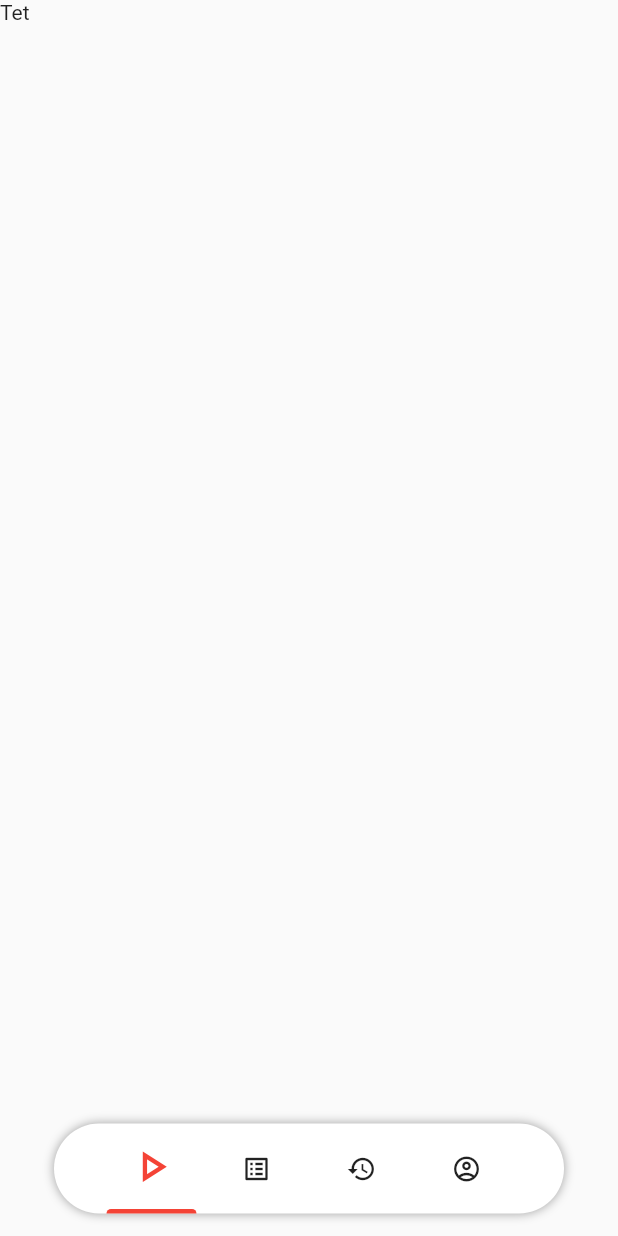
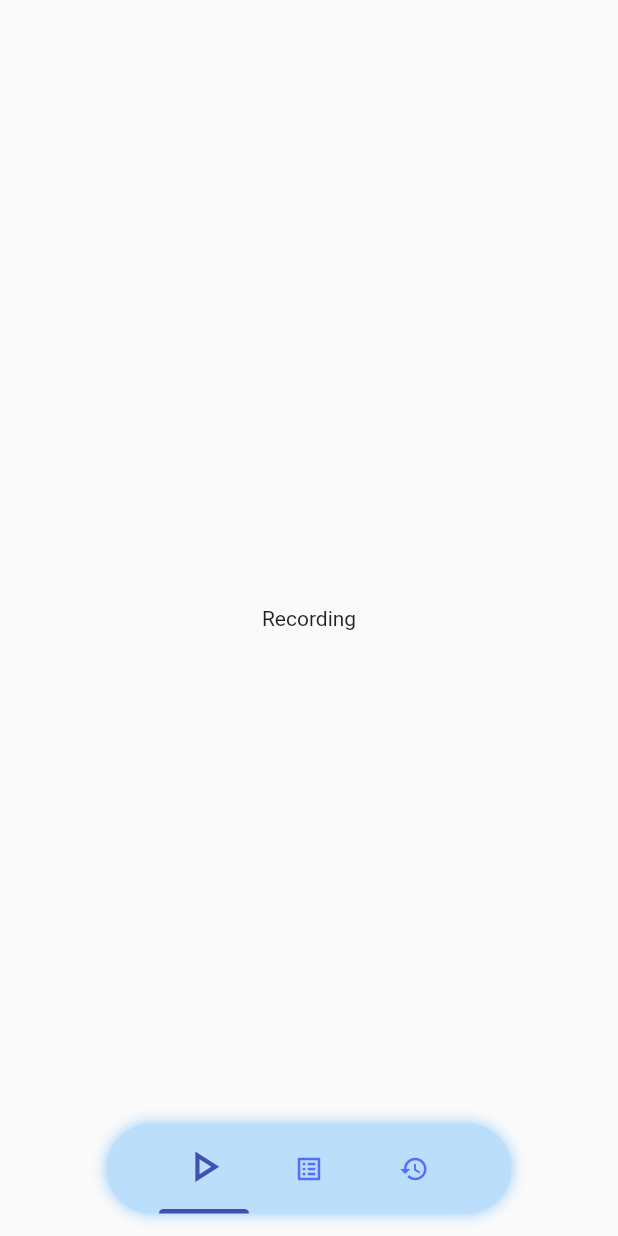
Before and after one commit to theKooker/hackaTum_InterhypApp, a Flutter app: the screen it shows after launch, on a phone screen of 412 x 824 dp. Run offline on Flutter 3.47's test engine with Material 2 defaults, Android fonts, the phone set to English and light mode, and no system bars.

Commit message:
changed router & router and bar

```diff
--- a/shower_tracking_app/lib/components/bottom_bar.dart
+++ b/shower_tracking_app/lib/components/bottom_bar.dart
@@ -21,14 +21,14 @@ class _BottomBarState extends State<BottomBar> {
           padding: const EdgeInsets.fromLTRB(20, 0, 20, 15),
           child: Container(
             height: 60,
-            decoration: const BoxDecoration(
-              color: Colors.white,
-              borderRadius: BorderRadius.all(
+            decoration: BoxDecoration(
+              color: Colors.blue.shade100,
+              borderRadius: const BorderRadius.all(
                 Radius.circular(30),
               ),
               boxShadow: <BoxShadow>[
                 BoxShadow(
-                    blurRadius: 5, offset: Offset.zero, color: Colors.grey)
+                    blurRadius: 8, offset: Offset.zero, color: Colors.blue.shade200)
               ],
             ),
             child: Row(
@@ -42,7 +42,7 @@ class _BottomBarState extends State<BottomBar> {
                     onTap: () => widget.onChange(i),
                     child: Padding(
                       padding: const EdgeInsets.fromLTRB(5, 0, 5, 0),
-                      child: Container(
+                      child: SizedBox(
                         width: 60,
                         child: Column(
                           mainAxisSize: MainAxisSize.max,
@@ -52,7 +52,7 @@ class _BottomBarState extends State<BottomBar> {
                                 widget.items[i].icon,
                                 color: i == widget.index
                                     ? widget.items[i].color
-                                    : null,
+                                    : widget.items[i].inactiveColor,
                                 size: i == widget.index ? 35 : 20,
                               ),
                             ),
@@ -89,10 +89,12 @@ class BottomBarItem {
   BottomBarItem(
     this.icon, {
     this.label = "",
-    this.color = Colors.red,
+    this.color = Colors.indigo,
+    this.inactiveColor = Colors.indigoAccent
   });
 
   final IconData icon;
   final String label;
   final Color color;
+  final Color inactiveColor;
 }
--- a/shower_tracking_app/lib/pages/recording_page.dart
+++ b/shower_tracking_app/lib/pages/recording_page.dart
@@ -0,0 +1,20 @@
+import 'package:flutter/cupertino.dart';
+import 'package:flutter/material.dart';
+
+class RecordingPage extends StatefulWidget {
+  const RecordingPage({Key? key}) : super(key: key);
+
+  @override
+  _RecordingPageState createState() => _RecordingPageState();
+}
+
+class _RecordingPageState extends State<RecordingPage> {
+  @override
+  Widget build(BuildContext context) {
+    return const Scaffold(
+      body: Center(
+        child: Text('Recording'),
+      ),
+    );
+  }
+}
--- a/shower_tracking_app/lib/router.dart
+++ b/shower_tracking_app/lib/router.dart
@@ -1,4 +1,7 @@
 import 'package:flutter/material.dart';
+import 'package:shower_tracking_app/pages/history_page.dart';
+import 'package:shower_tracking_app/pages/ranking_page.dart';
+import 'package:shower_tracking_app/pages/recording_page.dart';
 import 'package:shower_tracking_app/pages/test_page.dart';
 
 import 'components/bottom_bar.dart';
@@ -23,7 +26,14 @@ class _RouterPageState extends State<RouterPage> {
   Scaffold _bottomNavPagination() {
     return Scaffold(
       body: Stack(children: [
-        TestPage(),
+        IndexedStack(
+          index: _currentIndex,
+          children: const [
+            RecordingPage(),
+            RankingPage(),
+            HistoryPage(),
+          ],
+        ),
         BottomBar(
           index: _currentIndex,
           onChange: (value) {
@@ -32,11 +42,9 @@ class _RouterPageState extends State<RouterPage> {
             });
           },
           items: <BottomBarItem>[
-            BottomBarItem(Icons.play_arrow_outlined,
-                label: "Record"), //Recording
+            BottomBarItem(Icons.play_arrow_outlined), //Recording
             BottomBarItem(Icons.list_alt_outlined), //Ranking
             BottomBarItem(Icons.history_outlined), //History
-            BottomBarItem(Icons.account_circle_outlined), //Account
           ],
         ),
       ]),
```
Also changed, not shown: shower_tracking_app/lib/pages/history_page.dart (+15 -0 lines), shower_tracking_app/lib/pages/ranking_page.dart (+15 -0 lines).
